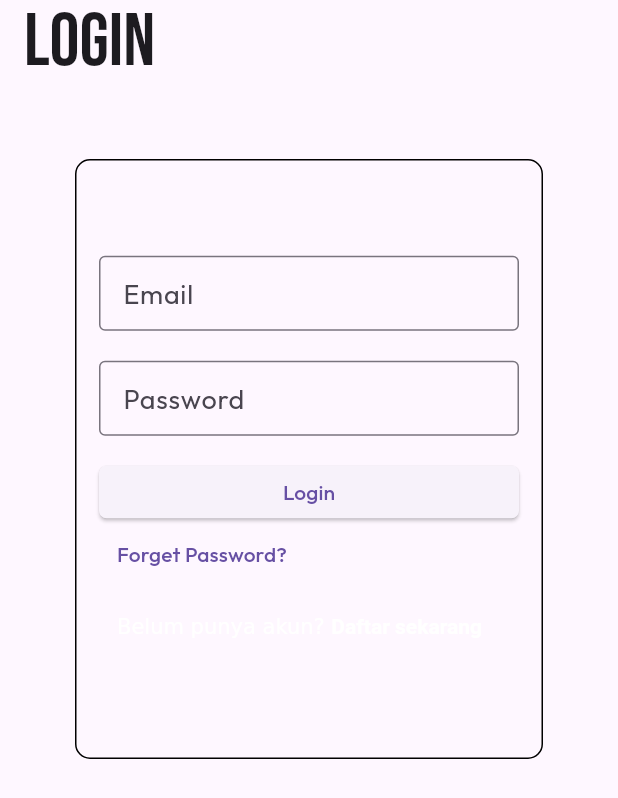
After one commit to suzukifinanceindoensia/sufi-one, a Flutter app: the screen it shows after launch, after a tap on "Cobain Login", on a phone screen of 412 x 824 dp. The commit adds this screen. Shown: the top 798 px of the screen. Run offline on Flutter 3.47's test engine with Material 3 defaults, Android fonts, the phone set to English and light mode, and no system bars; our stand-ins replace geolocator, get, google_fonts; missing offline and left inert: installed_apps, onesignal_flutter.

Commit message:
add : login page

```diff
--- a/lib/app/modules/public/views/home_view.dart
+++ b/lib/app/modules/public/views/home_view.dart
@@ -20,6 +20,12 @@ class PublicHomePage extends StatelessWidget {
               },
               child: Text('Browse Catalog'),
             ),
+            ElevatedButton(
+              onPressed: () {
+                Get.toNamed('/public/login');
+              },
+              child: Text('Cobain Login'),
+            ),
           ],
         ),
       ),
--- /dev/null
+++ b/lib/app/modules/public/views/login_view.dart
@@ -0,0 +1,138 @@
+import 'package:flutter/material.dart';
+import 'package:sufi_one/app/modules/public/widgets/button.dart';
+import 'package:get/get.dart';
+
+final List<Map<String, String>> users = [
+  {'email': 'test', 'password': '123'},
+  {'email': 'admin', 'password': 'admin1'},
+];
+
+class LoginPage extends StatefulWidget {
+  @override
+  _LoginPageState createState() => _LoginPageState();
+}
+
+class _LoginPageState extends State<LoginPage> {
+  final _formKey = GlobalKey<FormState>();
+  final _emailController = TextEditingController();
+  final _passwordController = TextEditingController();
+
+  String? _validateUsername(String? value) {
+    if (value == null || value.isEmpty) {
+      return 'Please enter a username';
+    }
+    return null;
+  }
+  void _login() {
+    if (_formKey.currentState!.validate()) {
+      final username = _emailController.text;
+      final password = _passwordController.text;
+      // validasi
+      bool authenticated = users.any((user) =>
+          user['email'] == username && user['password'] == password);
+
+      if (authenticated) {
+        // berhasil masuk
+        ScaffoldMessenger.of(context).showSnackBar(
+          SnackBar(content: Text('Login successful!')),
+        );
+        Get.toNamed('/public/home');
+      } else {
+        // gagal masuk
+        ScaffoldMessenger.of(context).showSnackBar(
+          SnackBar(content: Text('Invalid username or password')),
+        );
+      }
+    }
+  }
+
+  @override
+  Widget build(BuildContext context) {
+    return Scaffold(
+      appBar: AppBar(title: Text('Login'), automaticallyImplyLeading: false,),
+      body: Padding(
+        padding: const EdgeInsets.all(50.0),
+        child: Form(
+          key: _formKey,
+          child: Container(
+            padding: EdgeInsets.all(15),
+            height: 400,
+            decoration: BoxDecoration(
+              border: Border.all(
+                width: 1,
+              ),
+              borderRadius: BorderRadius.all(Radius.circular(10))
+            ),
+            child: Column(
+              mainAxisAlignment: MainAxisAlignment.center,
+              children: [
+                SizedBox(
+                  width: 350,
+                  height: 50,
+                  child: TextFormField(
+                    controller: _emailController,
+                    decoration: InputDecoration(labelText: 'Email',border: OutlineInputBorder()),
+                    validator: (value) {
+                      if (value == null || value.isEmpty) {
+                        return 'Please enter your email';
+                      }
+                      // You can add more email validation here
+                      return null;
+                    },
+                  ),
+                ),
+                SizedBox(height: 20),
+                SizedBox(
+                  width: 350,
+                  height: 50,
+                  child: TextFormField(
+                    controller: _passwordController,
+                    decoration: InputDecoration(labelText: 'Password', border: OutlineInputBorder()),
+                    obscureText: true,
+                    validator: (value) {
+                      if (value == null || value.isEmpty) {
+                        return 'Please enter your password';
+                      }
+                      return null;
+                    },
+                  ),
+                ),
+                SizedBox(height: 20),
+                normalButton(
+                  onPressed: _login,
+                  child: Text("Login")
+                ),
+                Align(
+                  alignment: Alignment.centerLeft,
+                  child : TextButton(
+                    onPressed: () {},
+                    child: Text('Forget Password?'),
+                  ),
+                ),
+                Align(
+                  alignment: Alignment.centerLeft,
+                  child : TextButton(
+                    onPressed: () {},
+                    child: RichText(
+                      text: TextSpan(
+                        children: <TextSpan>[
+                          TextSpan(
+                            text: 'Belum punya akun? ',
+                          ),
+                          TextSpan(
+                            text: 'Daftar sekarang',
+                            style: TextStyle(fontWeight: FontWeight.bold),
+                          ),
+                        ]
+                      ),
+                    ),
+                  ),
+                ),
+              ],
+            ),
+          ),
+        ),
+      ),
+    );
+  }
+}
--- /dev/null
+++ b/lib/app/modules/public/widgets/button.dart
@@ -0,0 +1,36 @@
+import 'package:flutter/material.dart';
+
+class normalButton extends StatelessWidget {
+  final VoidCallback onPressed;
+  final Widget child;
+  final Color? color;
+  final double tinggi;
+  final double lebar;
+
+  normalButton({
+    required this.onPressed,
+    required this.child,
+    this.color,
+    this.lebar= 300,
+    this.tinggi = 35,
+  });
+
+  @override
+  Widget build(BuildContext context) {
+    return SizedBox(
+      width: lebar,
+      height: tinggi,
+      child: ElevatedButton(
+        onPressed: onPressed,
+        style: ElevatedButton.styleFrom(
+          backgroundColor: color,
+          padding: EdgeInsets.zero, // Remove default padding
+          shape: RoundedRectangleBorder(
+            borderRadius: BorderRadius.all(Radius.circular(5)), // Make corners square
+          ),
+        ),
+        child: child,
+      ),
+    );
+  }
+}
--- a/lib/app/routes/app_routes.dart
+++ b/lib/app/routes/app_routes.dart
@@ -1,14 +1,17 @@
 import 'package:get/get.dart';
 import '../modules/public/views/splash_view.dart';
 import '../modules/public/views/home_view.dart';
+import '../modules/public/views/login_view.dart';
 
 class AppRoutes {
   static const splash = '/';
   static const publicHome = '/public/home';
   static const catalog = '/public/catalog';
+  static const login = '/public/login';
 
   static final pages = [
     GetPage(name: splash, page: () => SplashPage()),
     GetPage(name: publicHome, page: () => PublicHomePage()),
+    GetPage(name: login, page: () => LoginPage()),
   ];
 }
--- a/lib/app/theme/fontstyle.dart
+++ b/lib/app/theme/fontstyle.dart
@@ -3,15 +3,15 @@ import 'package:google_fonts/google_fonts.dart';
 
 class AppTextStyles {
   static final TextStyle smallBody = GoogleFonts.outfit(
-    fontSize: 12,
+    fontSize: 10,
     color: Colors.black,
   );
   static final TextStyle medBody = GoogleFonts.outfit(
-    fontSize: 18,
+    fontSize: 14,
     color: Colors.black,
   );
   static final TextStyle bigBody = GoogleFonts.outfit(
-    fontSize: 24,
+    fontSize: 18,
     color: Colors.black,
   );
   static final TextStyle smallTitle = GoogleFonts.bebasNeue(
@@ -19,11 +19,11 @@ class AppTextStyles {
     color: Colors.red,
   );
   static final TextStyle medTitle = GoogleFonts.bebasNeue(
-    fontSize: 20,
+    fontSize: 30,
     color: Colors.red,
   );
   static final TextStyle bigTitle = GoogleFonts.bebasNeue(
-    fontSize: 30,
+    fontSize: 50,
     color: Colors.red,
   );
   static final TextStyle smallDisplay = GoogleFonts.emilysCandy(
--- a/pubspec.yaml
+++ b/pubspec.yaml
@@ -35,6 +35,10 @@ dependencies:
   # Use with the CupertinoIcons class for iOS style icons.
   cupertino_icons: ^1.0.8
   get: ^4.7.2
+  geolocator: ^14.0.0
+  installed_apps: ^1.6.0
+  onesignal_flutter: ^5.3.0
+  google_fonts: ^6.2.1
 
 dev_dependencies:
   flutter_test:
```
Also changed, not shown: pubspec.lock, 1 other file.
